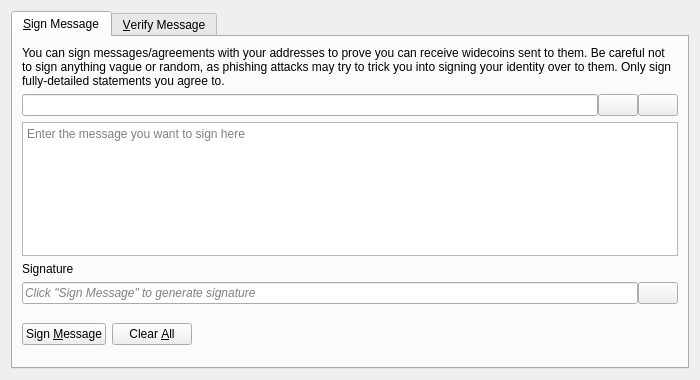
First picture: the form in src/qt/forms/signverifymessagedialog.ui, repository widecoin-project/widecoin, before the edit.
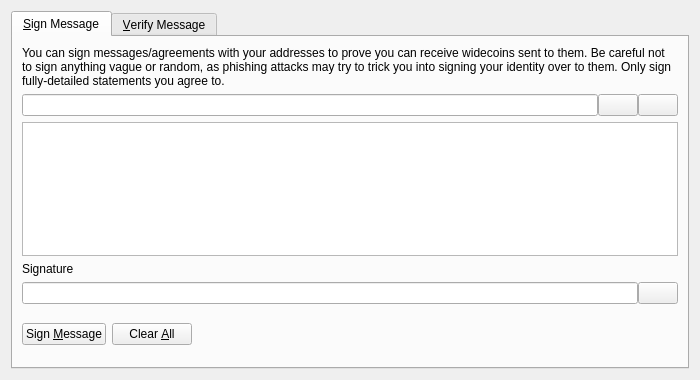
Second picture: the form after the edit. Icons and pictures are not drawn. Custom widgets are drawn as their Qt base class.

```diff
--- a/src/qt/forms/signverifymessagedialog.ui
+++ b/src/qt/forms/signverifymessagedialog.ui
@@ -99,9 +99,6 @@
          <property name="toolTip">
           <string>Enter the message you want to sign here</string>
          </property>
-         <property name="placeholderText">
-          <string>Enter the message you want to sign here</string>
-         </property>
         </widget>
        </item>
        <item>
@@ -121,9 +118,6 @@
          </property>
          <item>
           <widget class="QLineEdit" name="signatureOut_SM">
-           <property name="placeholderText">
-            <string>Click "Sign Message" to generate signature</string>
-           </property>
            <property name="font">
             <font>
              <italic>true</italic>
```
Left out of the diff: 18 changed lines with no effect on the pictures.
